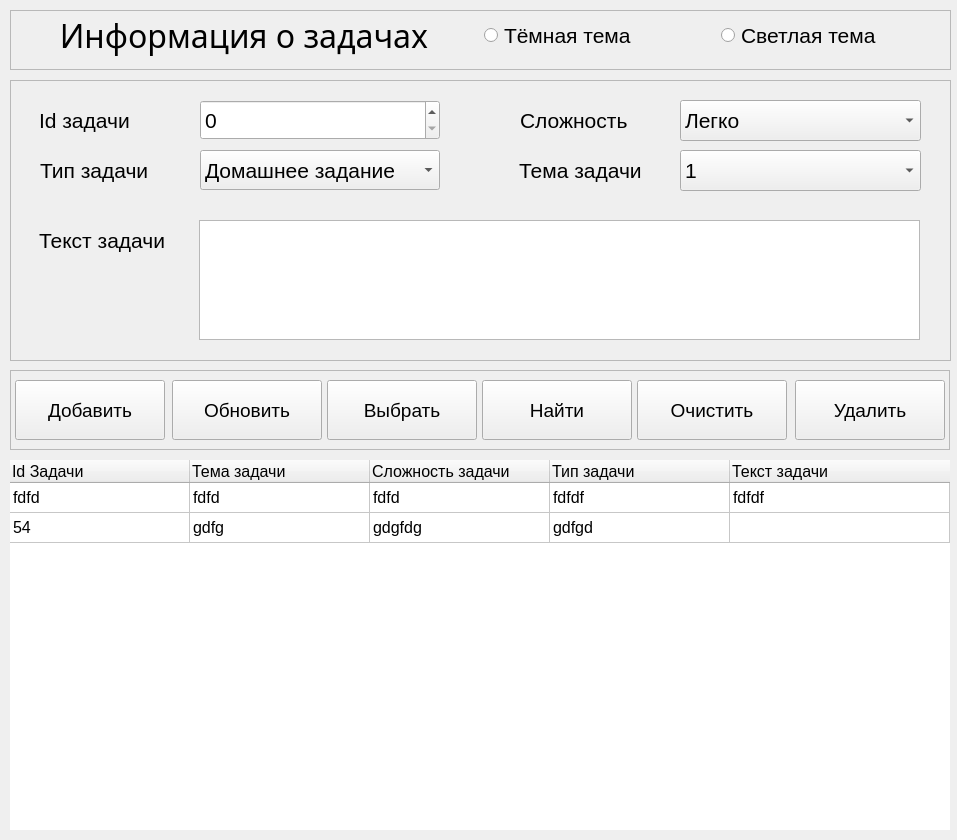
This is main.ui in LumateDev/Python-GUI-base-manager as Qt 5 draws it before an edit. The edited form follows.
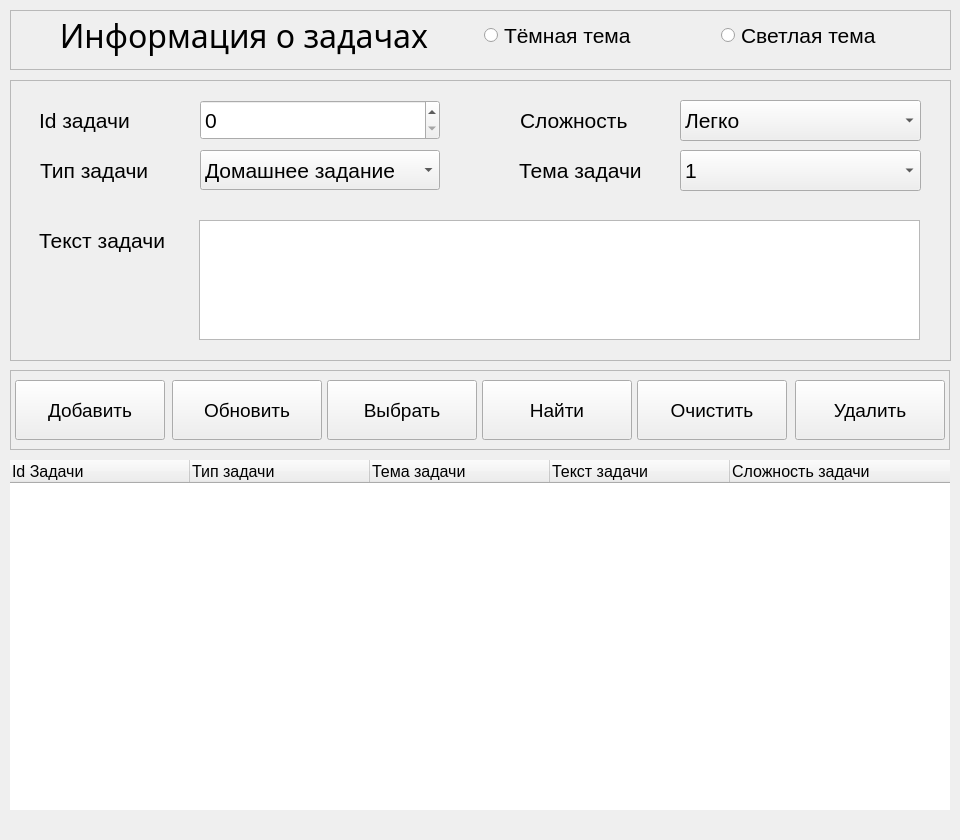
This is the edited form. Icons and pictures are not drawn.

```diff
--- a/main.ui
+++ b/main.ui
@@ -6,7 +6,7 @@
    <rect>
     <x>0</x>
     <y>0</y>
-    <width>957</width>
+    <width>960</width>
     <height>840</height>
    </rect>
   </property>
@@ -17,7 +17,9 @@
    <bool>false</bool>
   </property>
   <property name="styleSheet">
-   <string notr="true"/>
+   <string notr="true">QTableWidget {
+	margin-bottom : 20px;
+}</string>
   </property>
   <property name="tabShape">
    <enum>QTabWidget::Rounded</enum>
@@ -696,16 +698,6 @@
      <attribute name="verticalHeaderStretchLastSection">
       <bool>false</bool>
      </attribute>
-     <row>
-      <property name="text">
-       <string>Новая строка</string>
-      </property>
-     </row>
-     <row>
-      <property name="text">
-       <string>Новая строка</string>
-      </property>
-     </row>
      <column>
       <property name="text">
        <string>Id Задачи</string>
@@ -719,32 +711,6 @@
        <set>AlignLeading|AlignVCenter</set>
       </property>
      </column>
-     <column>
-      <property name="text">
-       <string>Тема задачи</string>
-      </property>
-      <property name="font">
-       <font>
-        <pointsize>12</pointsize>
-       </font>
-      </property>
-      <property name="textAlignment">
-       <set>AlignLeading|AlignVCenter</set>
-      </property>
-     </column>
-     <column>
-      <property name="text">
-       <string>Сложность задачи</string>
-      </property>
-      <property name="font">
-       <font>
-        <pointsize>12</pointsize>
-       </font>
-      </property>
-      <property name="textAlignment">
-       <set>AlignLeading|AlignVCenter</set>
-      </property>
-     </column>
      <column>
       <property name="text">
        <string>Тип задачи</string>
@@ -758,6 +724,19 @@
        <set>AlignLeading|AlignVCenter</set>
       </property>
      </column>
+     <column>
+      <property name="text">
+       <string>Тема задачи</string>
+      </property>
+      <property name="font">
+       <font>
+        <pointsize>12</pointsize>
+       </font>
+      </property>
+      <property name="textAlignment">
+       <set>AlignLeading|AlignVCenter</set>
+      </property>
+     </column>
      <column>
       <property name="text">
        <string>Текст задачи</string>
@@ -771,51 +750,19 @@
        <set>AlignLeading|AlignVCenter</set>
       </property>
      </column>
-     <item row="0" column="0">
+     <column>
       <property name="text">
-       <string>fdfd</string>
+       <string>Сложность задачи</string>
       </property>
-     </item>
-     <item row="0" column="1">
-      <property name="text">
-       <string>fdfd</string>
+      <property name="font">
+       <font>
+        <pointsize>12</pointsize>
+       </font>
       </property>
-     </item>
-     <item row="0" column="2">
-      <property name="text">
-       <string>fdfd</string>
+      <property name="textAlignment">
+       <set>AlignLeading|AlignVCenter</set>
       </property>
-     </item>
-     <item row="0" column="3">
-      <property name="text">
-       <string>fdfdf</string>
-      </property>
-     </item>
-     <item row="0" column="4">
-      <property name="text">
-       <string>fdfdf</string>
-      </property>
-     </item>
-     <item row="1" column="0">
-      <property name="text">
-       <string>54</string>
-      </property>
-     </item>
-     <item row="1" column="1">
-      <property name="text">
-       <string>gdfg</string>
-      </property>
-     </item>
-     <item row="1" column="2">
-      <property name="text">
-       <string>gdgfdg</string>
-      </property>
-     </item>
-     <item row="1" column="3">
-      <property name="text">
-       <string>gdfgd</string>
-      </property>
-     </item>
+     </column>
     </widget>
    </widget>
    <zorder>function_frame</zorder>
```
